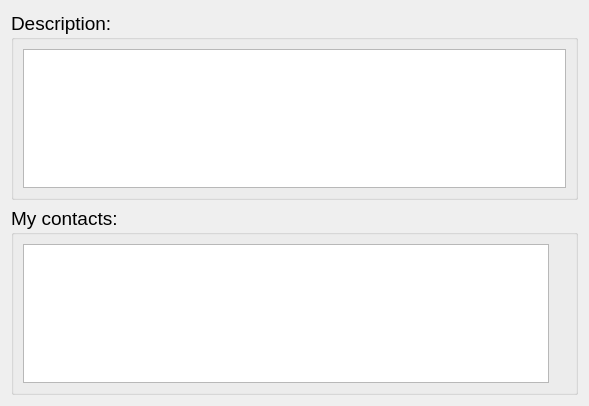
Above: Gui/aboutwindow.ui from petrCpp/dictiMaker before the change. Below: the same form after it.
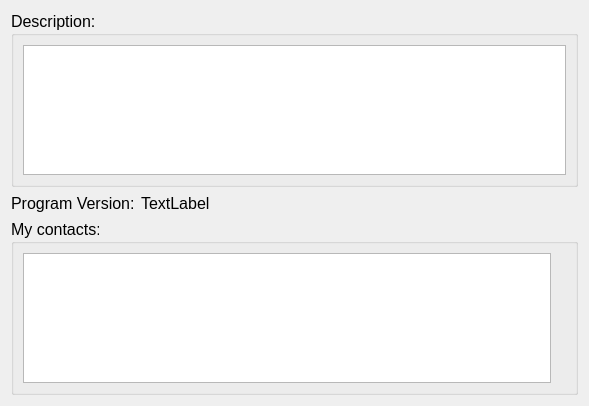
That is the form after the change.

Commit message: Appended rendering programm version

What changed in the file:
```diff
--- a/Gui/aboutwindow.ui
+++ b/Gui/aboutwindow.ui
@@ -21,7 +21,7 @@
     <widget class="QGroupBox" name="groupBox">
      <property name="font">
       <font>
-       <pointsize>14</pointsize>
+       <pointsize>12</pointsize>
       </font>
      </property>
      <property name="title">
@@ -37,19 +37,60 @@
          <string>&lt;!DOCTYPE HTML PUBLIC &quot;-//W3C//DTD HTML 4.0//EN&quot; &quot;http://www.w3.org/TR/REC-html40/strict.dtd&quot;&gt;
 &lt;html&gt;&lt;head&gt;&lt;meta name=&quot;qrichtext&quot; content=&quot;1&quot; /&gt;&lt;style type=&quot;text/css&quot;&gt;
 p, li { white-space: pre-wrap; }
-&lt;/style&gt;&lt;/head&gt;&lt;body style=&quot; font-family:'MS Shell Dlg 2'; font-size:14pt; font-weight:400; font-style:normal;&quot;&gt;
-&lt;p style=&quot;-qt-paragraph-type:empty; margin-top:0px; margin-bottom:0px; margin-left:0px; margin-right:0px; -qt-block-indent:0; text-indent:0px; background-color:#ffffff;&quot;&gt;&lt;br /&gt;&lt;/p&gt;&lt;/body&gt;&lt;/html&gt;</string>
+&lt;/style&gt;&lt;/head&gt;&lt;body style=&quot; font-family:'MS Shell Dlg 2'; font-size:12pt; font-weight:400; font-style:normal;&quot;&gt;
+&lt;p style=&quot;-qt-paragraph-type:empty; margin-top:0px; margin-bottom:0px; margin-left:0px; margin-right:0px; -qt-block-indent:0; text-indent:0px; font-size:14pt; background-color:#ffffff;&quot;&gt;&lt;br /&gt;&lt;/p&gt;&lt;/body&gt;&lt;/html&gt;</string>
         </property>
        </widget>
       </item>
      </layout>
     </widget>
    </item>
+   <item>
+    <layout class="QGridLayout" name="gridLayout">
+     <item row="0" column="2">
+      <spacer name="horizontalSpacer">
+       <property name="orientation">
+        <enum>Qt::Horizontal</enum>
+       </property>
+       <property name="sizeHint" stdset="0">
+        <size>
+         <width>40</width>
+         <height>20</height>
+        </size>
+       </property>
+      </spacer>
+     </item>
+     <item row="0" column="1">
+      <widget class="QLabel" name="progVersionLbl">
+       <property name="font">
+        <font>
+         <pointsize>12</pointsize>
+        </font>
+       </property>
+       <property name="text">
+        <string>TextLabel</string>
+       </property>
+      </widget>
+     </item>
+     <item row="0" column="0">
+      <widget class="QLabel" name="label">
+       <property name="font">
+        <font>
+         <pointsize>12</pointsize>
+        </font>
+       </property>
+       <property name="text">
+        <string>Program Version:</string>
+       </property>
+      </widget>
+     </item>
+    </layout>
+   </item>
    <item>
     <widget class="QGroupBox" name="groupBox_2">
      <property name="font">
       <font>
-       <pointsize>14</pointsize>
+       <pointsize>12</pointsize>
       </font>
      </property>
      <property name="title">
```
The commit also changes 7 other files.
